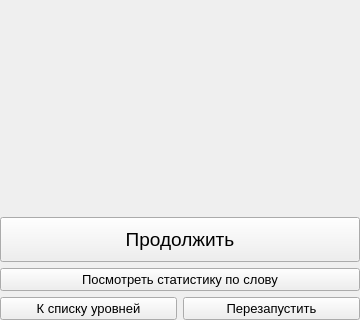
Above: ui/screens/between_levels.ui from nekstas/met-chars before the change; both pictures show x 0 to 360 and y 320 to 640 of the 360 by 640 pixel window. Below: the same form after it.
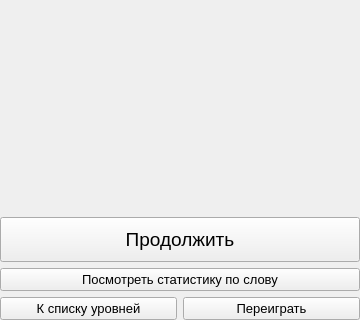
That is the form after the change.

The edit to the form file:
```diff
--- a/ui/screens/between_levels.ui
+++ b/ui/screens/between_levels.ui
@@ -240,7 +240,7 @@
         <string notr="true"/>
        </property>
        <property name="text">
-        <string>Перезапустить</string>
+        <string>Переиграть</string>
        </property>
       </widget>
      </item>
```
